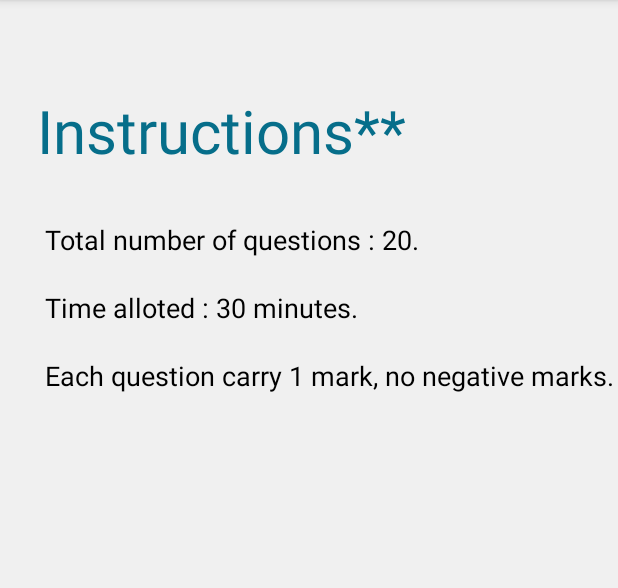
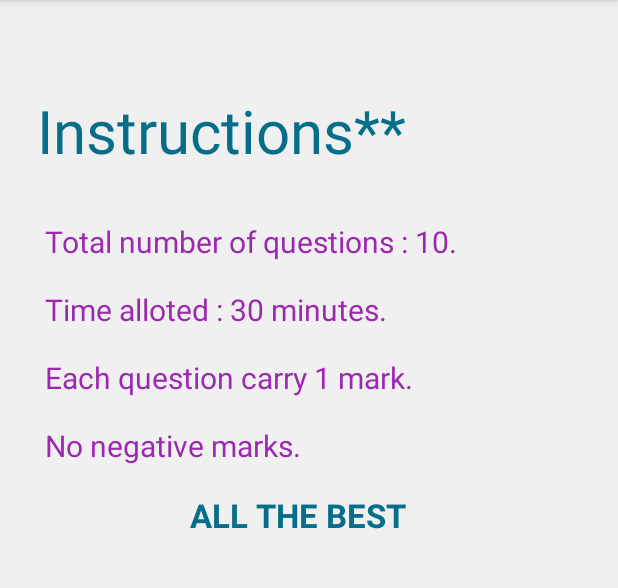
Before and after one commit to snehamainkar11/QuizApp_Android, an Android app: the screen it shows after launch once a user with an empty profile is signed in (DashboardActivity), in the side drawer, after a tap on "About", on a phone screen of 412 x 824 dp, the part 84-672 px from its top. Run offline under Robolectric (Android 15) with nearby library versions, the phone set to English and light mode, and no system bars; our stand-ins replace Firebase (no records; nobody signed in at launch, a user with empty details on screens opened directly); pictures from the network do not load.

Commit message:
updated data

```diff
--- a/app/src/main/java/com/example/myapplication/DashboardActivity.java
+++ b/app/src/main/java/com/example/myapplication/DashboardActivity.java
@@ -98,23 +98,7 @@ public class DashboardActivity extends AppCompatActivity implements NavigationVi
         return true;
     }
 
-    @Override
-    public boolean onOptionsItemSelected(MenuItem item) {
-        Toast.makeText(this, "You selected : " + item.getTitle(), Toast.LENGTH_SHORT).show();
-        switch (item.getItemId()) {
-            case R.id.nav_settings:
-                getSupportFragmentManager().beginTransaction().replace(R.id.fragment_container,
-                        new SettingsFragment()).commit();
-                return true;
-            case R.id.nav_help:
-                getSupportFragmentManager().beginTransaction().replace(R.id.fragment_container,
-                        new ProfileFragment()).commit();
-                return true;
 
-            default:
-                return super.onOptionsItemSelected(item);
-        }
-    }
 
     @Override
     public void onBackPressed() {
@@ -124,6 +108,7 @@ public class DashboardActivity extends AppCompatActivity implements NavigationVi
             super.onBackPressed();
         }
     }
+
 
     @SuppressWarnings("StatementWithEmptyBody")
     @Override
@@ -147,6 +132,9 @@ public class DashboardActivity extends AppCompatActivity implements NavigationVi
             getSupportFragmentManager().beginTransaction().replace(R.id.fragment_container,
                     new BookmarkActivity()).commit();
         }
+        else if (id == R.id.nav_share) {
+            getSupportFragmentManager().beginTransaction().replace(R.id.fragment_container,
+                    new SettingsFragment()).commit();        }
         else if (id == R.id.nav_logout) {
             pd = new ProgressDialog(DashboardActivity.this);
             pd.setTitle("Logout...");
--- a/app/src/main/res/layout/fragment_about_us.xml
+++ b/app/src/main/res/layout/fragment_about_us.xml
@@ -24,28 +24,59 @@
             android:layout_width="367dp"
             android:layout_height="45dp"
             android:layout_marginLeft="30dp"
-            android:text="Total number of questions : 20."
+            android:fontFamily="sans-serif"
+            android:foregroundTint="#3F51B5"
+            android:text="Total number of questions : 10."
             android:textAlignment="textStart"
-            android:textColor="@color/design_default_color_on_secondary"
-            android:textSize="18sp" />
+            android:textColor="#9C27B0"
+            android:textSize="20sp" />
 
         <TextView
             android:layout_width="367dp"
             android:layout_height="45dp"
             android:layout_marginLeft="30dp"
+            android:fontFamily="sans-serif"
+            android:foregroundTint="#3F51B5"
             android:text="Time alloted : 30 minutes."
             android:textAlignment="textStart"
-            android:textColor="@color/design_default_color_on_secondary"
-            android:textSize="18sp" />
+            android:textColor="#9C27B0"
+            android:textSize="20sp" />
 
         <TextView
-            android:layout_width="wrap_content"
-            android:layout_height="56dp"
+            android:layout_width="251dp"
+            android:layout_height="45dp"
             android:layout_marginLeft="30dp"
-            android:text="Each question carry 1 mark, no negative marks."
+            android:fontFamily="sans-serif"
+            android:foregroundTint="#3F51B5"
+            android:text="Each question carry 1 mark."
             android:textAlignment="textStart"
-            android:textColor="@color/design_default_color_on_secondary"
-            android:textSize="18sp" />
+            android:textColor="#9C27B0"
+            android:textSize="20sp" />
+
+        <TextView
+            android:id="@+id/textView5"
+            android:layout_width="match_parent"
+            android:layout_height="45dp"
+            android:layout_marginLeft="30dp"
+            android:fontFamily="sans-serif"
+            android:foregroundTint="#3F51B5"
+            android:text="No negative marks."
+            android:textAlignment="textStart"
+            android:textColor="#9C27B0"
+            android:textSize="20sp" />
+
+        <TextView
+            android:id="@+id/textView6"
+            android:layout_width="337dp"
+            android:layout_height="45dp"
+            android:layout_marginLeft="30dp"
+            android:fontFamily="sans-serif"
+            android:foregroundTint="#009688"
+            android:text="ALL THE BEST"
+            android:textAlignment="center"
+            android:textColor="@color/signupColor"
+            android:textSize="22sp"
+            android:textStyle="bold" />
 
     </LinearLayout>
 </FrameLayout>
--- a/app/src/main/res/menu/drawer_menu.xml
+++ b/app/src/main/res/menu/drawer_menu.xml
@@ -22,8 +22,8 @@
 
             <item
                 android:id="@+id/nav_share"
-                android:icon="@drawable/ic_share"
-                android:title="Share" />
+                android:icon="@drawable/ic_settings"
+                android:title="Settings" />
 
             <item
                 android:id="@+id/nav_about"
--- a/app/src/main/res/menu/options_menu.xml
+++ b/app/src/main/res/menu/options_menu.xml
@@ -8,11 +8,6 @@
                 android:icon="@drawable/ic_settings"
                 android:title="Settings" />
 
-            <item
-                android:id="@+id/nav_help"
-                android:icon="@drawable/ic_baseline_help_24"
-                android:title="Help" />
-
 
 
 
```
